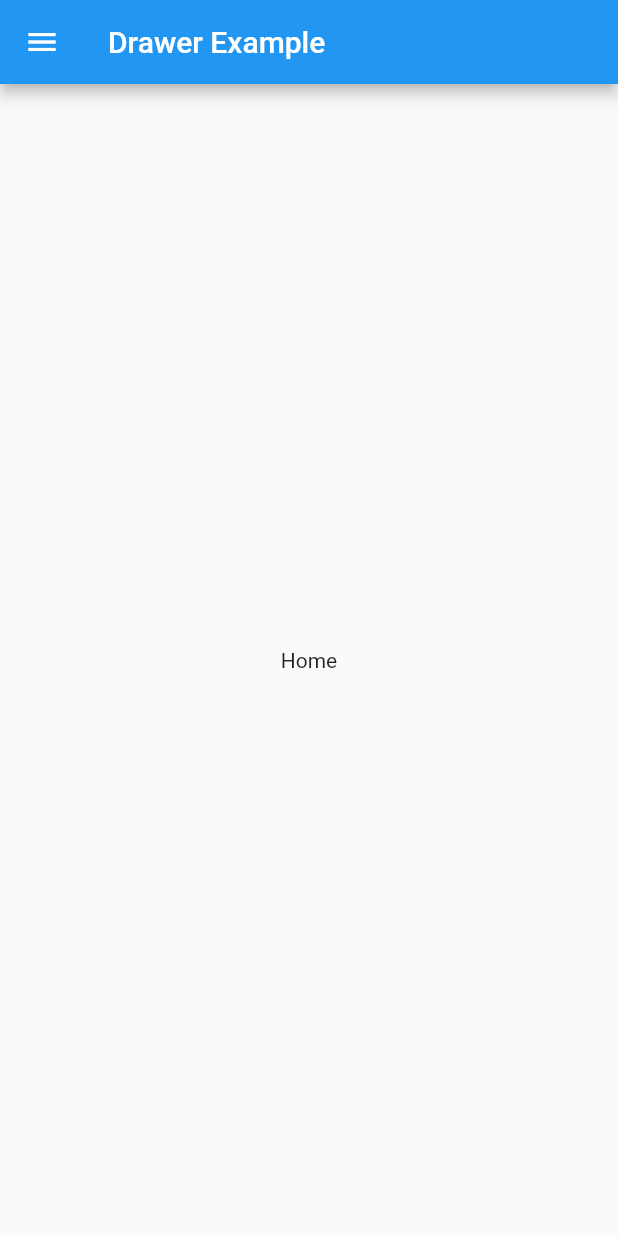
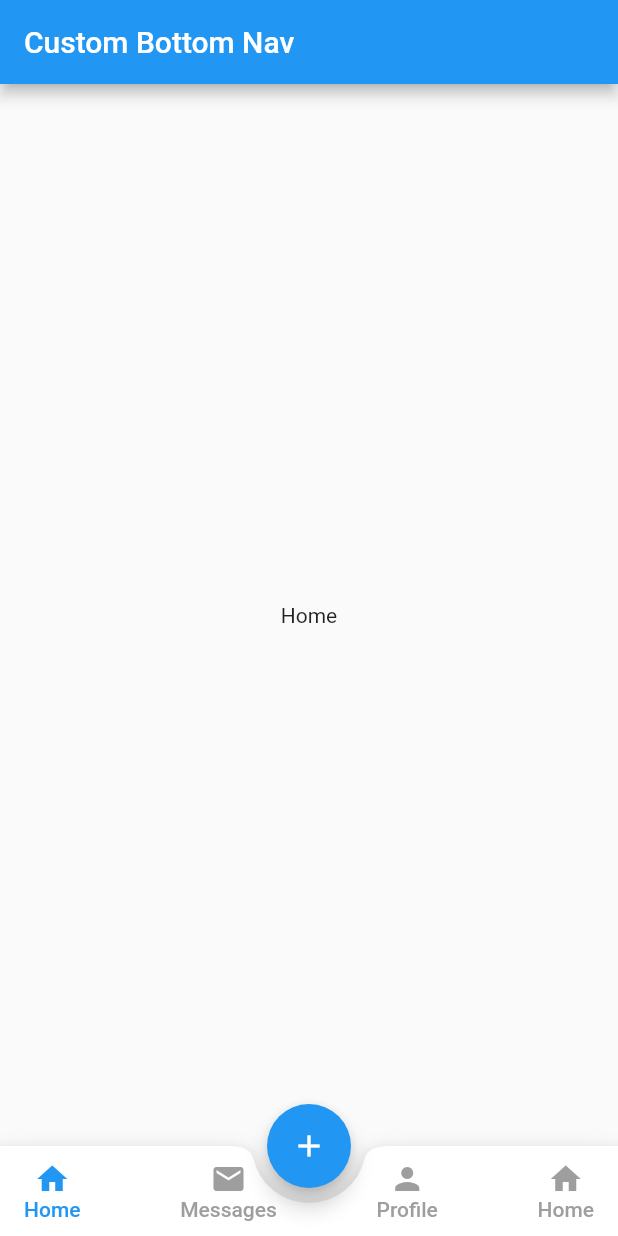
Before and after one commit to geniusqwerty12/navigation_basics, a Flutter app: the screen it shows after launch, on a phone screen of 412 x 824 dp. Run offline on Flutter 3.47's test engine with Material 2 defaults, Android fonts, the phone set to English and light mode, and no system bars.

Commit message:
Added more examples for Bottom Navigation bar

```diff
--- /dev/null
+++ b/lib/bottomNavScreeen2.dart
@@ -0,0 +1,188 @@
+import 'package:flutter/material.dart';
+import 'package:navigation_basics/screens/HomeScreen.dart';
+import 'package:navigation_basics/screens/MessageScreen.dart';
+import 'package:navigation_basics/screens/ProfileScreen.dart';
+
+// In this widget we'll apply a custom bottom nav bar
+class BottomNavScreen2 extends StatefulWidget {
+  BottomNavScreen2({Key key}) : super(key: key);
+
+  @override
+  _BottomNavScreen2State createState() => _BottomNavScreen2State();
+}
+
+class _BottomNavScreen2State extends State<BottomNavScreen2> {
+  // List of screens to be displayed
+  List<Widget> _screenPages = [
+    HomeScreen(),
+    MessageScreen(),
+    ProfileScreen(),
+    HomeScreen()
+  ];
+
+  // Page index
+  int _index = 0;
+
+  // Retain the state of the pages using the PageStorageBucket
+  final PageStorageBucket bucket = PageStorageBucket();
+
+ @override
+  Widget build(BuildContext context) {
+    return Scaffold(
+      appBar: AppBar(
+        title: Text('Custom Bottom Nav'),
+      ),
+      // we can use the PageStorage widget to save the page's state
+      // body: PageStorage(
+      //   // we connect the bucket here
+      //   bucket: bucket,
+      //   child: IndexedStack(
+      //     children: _screenPages,
+      //     index: _index,
+      //   )
+      // ),
+
+       body: IndexedStack(
+        children: _screenPages,
+        index: _index,
+      ),
+
+      // Now we add the Floating action button (FAB), and place it at the center
+      // the Floating action button is a widget that is rendered above all of the other widgets
+      floatingActionButton: FloatingActionButton(
+        child: Icon(Icons.add),
+        onPressed: () {
+          // Put something here when the floating button is pressed
+        },
+      ),
+      // here we can decided where to put the location of the FAB
+      // this is called on the widget separate to the FAB widget
+      // this configuration lets the FAB to float in the center of the bottom navigation bar
+      floatingActionButtonLocation: FloatingActionButtonLocation.centerDocked,
+
+      // We add the bottom navigation bar, the FAB will not work
+      // on the Bottom Navigation Bar widget, we'll use a BottomAppBar insted
+      bottomNavigationBar: BottomAppBar(
+        // Create the shape of the bottom app bar
+        shape: CircularNotchedRectangle(),
+        notchMargin: 10,
+        // we then customize the contents of the bottm app bar
+        child: Container(
+          // set the height of the app bar
+          height: 60,
+          // We'll use Row since we want to display the items horizontally
+          child: Row(
+            mainAxisAlignment: MainAxisAlignment.spaceBetween,
+            children: [
+              // Unfortunately, we have to code each one of the items here
+
+              // Home tab item
+              MaterialButton(
+                minWidth: 40,
+                onPressed: () {
+                  // Update the index here
+                  setState(() {
+                    _index = 0;
+                  });
+                },
+                child: Column(
+                  mainAxisAlignment: MainAxisAlignment.center,
+                  children: [
+                    // Content of the tab
+                    // Since we cannot use the Bottom bar item,
+                    // we can create a custom widget
+                    Icon(
+                      Icons.home,
+                        color: _index == 0 ? Colors.blue : Colors.grey,
+                    ),
+                    Text(
+                      "Home",
+                      style: TextStyle(
+                        color: _index == 0 ? Colors.blue : Colors.grey,
+                      ),
+                    )
+                  ],
+                ),
+              ),
+            // Create similar buttons, but with different icons
+            // Mesages
+            MaterialButton(
+              minWidth: 40,
+              onPressed: () {
+                setState(() {
+                  _index = 1;
+                });
+              },
+              child: Column(
+                mainAxisAlignment: MainAxisAlignment.center,
+                children: [
+                  Icon(
+                    Icons.mail,
+                      color: _index == 1 ? Colors.blue : Colors.grey,
+                  ),
+                  Text(
+                    "Messages",
+                    style: TextStyle(
+                      color: _index == 1 ? Colors.blue : Colors.grey,
+                    ),
+                  )
+                ],
+              ),
+            ),
+            // Profile
+            MaterialButton(
+              minWidth: 40,
+              onPressed: () {
+                setState(() {
+                  _index = 2;
+                });
+              },
+              child: Column(
+                mainAxisAlignment: MainAxisAlignment.center,
+                children: [
+                  Icon(
+                    Icons.person,
+                      color: _index == 2 ? Colors.blue : Colors.grey,
+                  ),
+                  Text(
+                    "Profile",
+                    style: TextStyle(
+                      color: _index == 2 ? Colors.blue : Colors.grey,
+                    ),
+                  )
+                ],
+              ),
+            ),
+          // Extra screen
+          // Profile
+          MaterialButton(
+            minWidth: 40,
+            onPressed: () {
+              setState(() {
+                _index = 3;
+              });
+            },
+            child: Column(
+              mainAxisAlignment: MainAxisAlignment.center,
+              children: [
+                Icon(
+                  Icons.home,
+                    color: _index == 3 ? Colors.blue : Colors.grey,
+                ),
+                Text(
+                  "Home",
+                  style: TextStyle(
+                    color: _index == 3 ? Colors.blue : Colors.grey,
+                  ),
+                )
+              ],
+            ),
+            ),
+
+            ],
+          ),
+        ),
+      )
+    );
+  }
+}
--- a/lib/main.dart
+++ b/lib/main.dart
@@ -1,5 +1,6 @@
 import 'package:flutter/material.dart';
 import 'package:navigation_basics/DrawerScreen.dart';
+import 'package:navigation_basics/bottomNavScreeen2.dart';
 import 'package:navigation_basics/bottomNavScreen.dart';
 import 'package:navigation_basics/screens/HomeScreen.dart';
 import 'package:navigation_basics/screens/ProfileScreen.dart';
@@ -18,6 +19,10 @@ class MyApp extends StatelessWidget {
       theme: ThemeData(
         primarySwatch: Colors.blue,
       ),
+
+      // If you want to change the main screens showing on the sample
+      // app, uncomment each one of them.
+
       // Bottom Navigation Example
       // home: BottomNavScreen(),
 
@@ -25,11 +30,14 @@ class MyApp extends StatelessWidget {
       // home: TabBarNavScreen(),
 
       // Drawer Example
-      initialRoute: 'home',
-      routes: {
-        'home': (context) => DrawerScreen(),
-        'profile': (context) => ProfileScreen()
-      },
+      // initialRoute: 'home',
+      // routes: {
+      //   'home': (context) => DrawerScreen(),
+      //   'profile': (context) => ProfileScreen()
+      // },
+
+      // Bottom Nav bar with Floating button
+      home: BottomNavScreen2(),
     );
   }
 }
```
